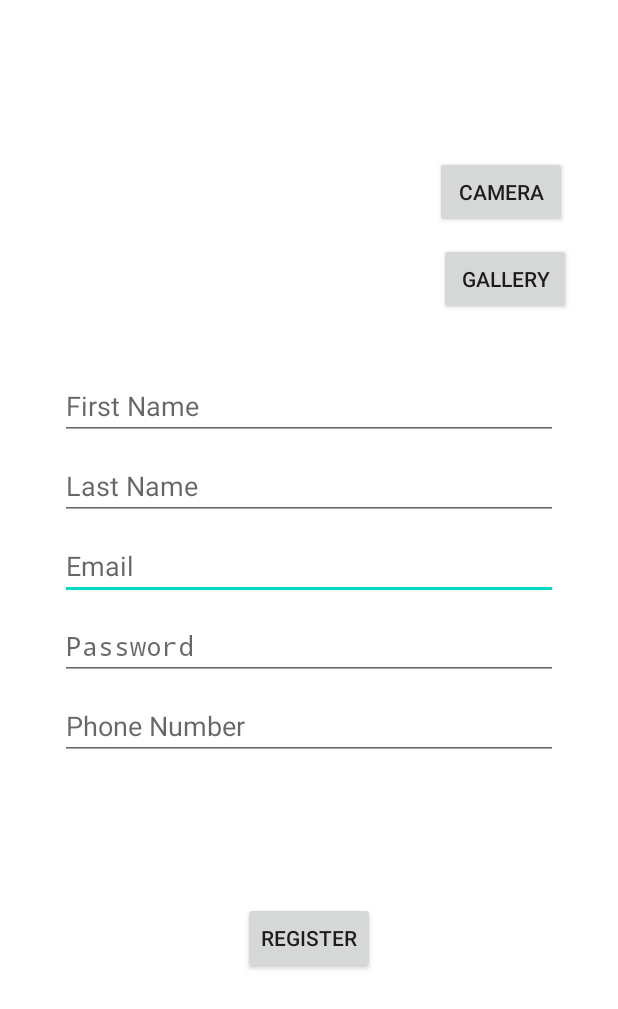
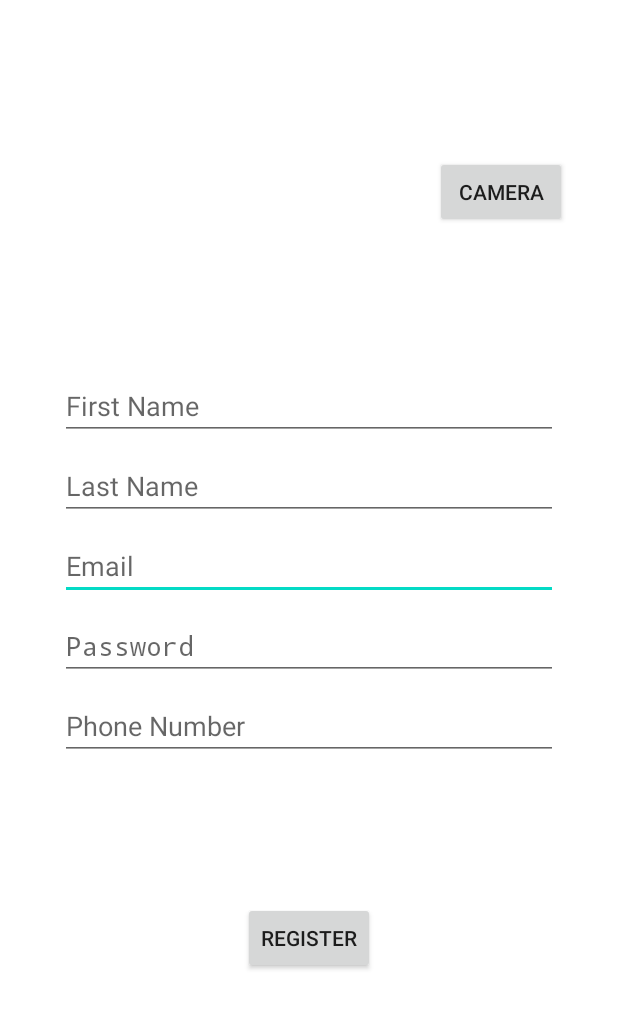
Before and after one commit to Dy-123/XMS, an Android app: the RegisterActivity screen opened directly, with no data from a screen before it, on a phone screen of 412 x 824 dp. Shown: the top 1009 px of the screen. Run offline under Robolectric (Android 15) with nearby library versions, the phone set to English and light mode, and no system bars; our stand-ins replace Firebase (no records; nobody signed in at launch, a user with empty details on screens opened directly); pictures from the network do not load.

Commit message:
NumberOfUserPresent

```diff
--- a/app/src/main/java/com/example/xms/RegisterActivity.java
+++ b/app/src/main/java/com/example/xms/RegisterActivity.java
@@ -52,7 +52,8 @@ public class RegisterActivity extends Activity {
     private EditText fname, lname, email, password, phone;
 
     private ImageView profilePic;
-    private Button camera,gallery;
+    private Button camera;
+//    private Button gallery;
     private int permissioncode = 1 ;
 
     private Button register;
@@ -79,7 +80,7 @@ public class RegisterActivity extends Activity {
 
         profilePic = (ImageView) findViewById(R.id.profilePic);
         camera = (Button) findViewById(R.id.btncamera);
-        gallery = (Button) findViewById(R.id.btngallery);
+//        gallery = (Button) findViewById(R.id.btngallery);
 
         sfname = fname.getText().toString().trim();
         slname = lname.getText().toString().trim();
--- a/app/src/main/res/layout/activity_register.xml
+++ b/app/src/main/res/layout/activity_register.xml
@@ -120,17 +120,4 @@
         app:layout_constraintStart_toEndOf="@+id/profilePic"
         app:layout_constraintTop_toTopOf="parent" />
 
-    <Button
-        android:id="@+id/btngallery"
-        android:layout_width="wrap_content"
-        android:layout_height="wrap_content"
-        android:layout_marginStart="20dp"
-        android:text="Gallery"
-        app:layout_constraintBottom_toTopOf="@+id/etname"
-        app:layout_constraintEnd_toEndOf="parent"
-        app:layout_constraintHorizontal_bias="0.0"
-        app:layout_constraintStart_toEndOf="@+id/profilePic"
-        app:layout_constraintTop_toBottomOf="@+id/btncamera"
-        app:layout_constraintVertical_bias="0.208" />
-
 </androidx.constraintlayout.widget.ConstraintLayout>
--- a/app/src/main/res/layout/user_dashboard.xml
+++ b/app/src/main/res/layout/user_dashboard.xml
@@ -52,12 +52,12 @@
         app:layout_constraintTop_toBottomOf="@+id/btnexit" />
 
     <Button
-        android:id="@+id/button9"
+        android:id="@+id/btnPeopleInside"
         android:layout_width="wrap_content"
         android:layout_height="wrap_content"
         android:layout_marginStart="72dp"
         android:layout_marginTop="116dp"
-        android:text="@string/help"
+        android:text="@string/people_in"
         android:textStyle="bold"
         app:layout_constraintStart_toStartOf="parent"
         app:layout_constraintTop_toBottomOf="@+id/btnUserLog" />
--- a/app/src/main/res/values/strings.xml
+++ b/app/src/main/res/values/strings.xml
@@ -14,7 +14,7 @@
     <string name="history">HISTORY</string>
     <string name="log_details">LOG DETAILS</string>
     <string name="profile">PROFILE</string>
-    <string name="help">HELP</string>
+    <string name="people_in">PEOPLE IN</string>
     <string name="social">SOCIAL</string>
     <string name="user_dashboard">USER DASHBOARD</string>
 </resources>
```
Also changed, not shown: app/src/main/java/com/example/xms/UserDashboardActivity.java (+66 -7 lines).
